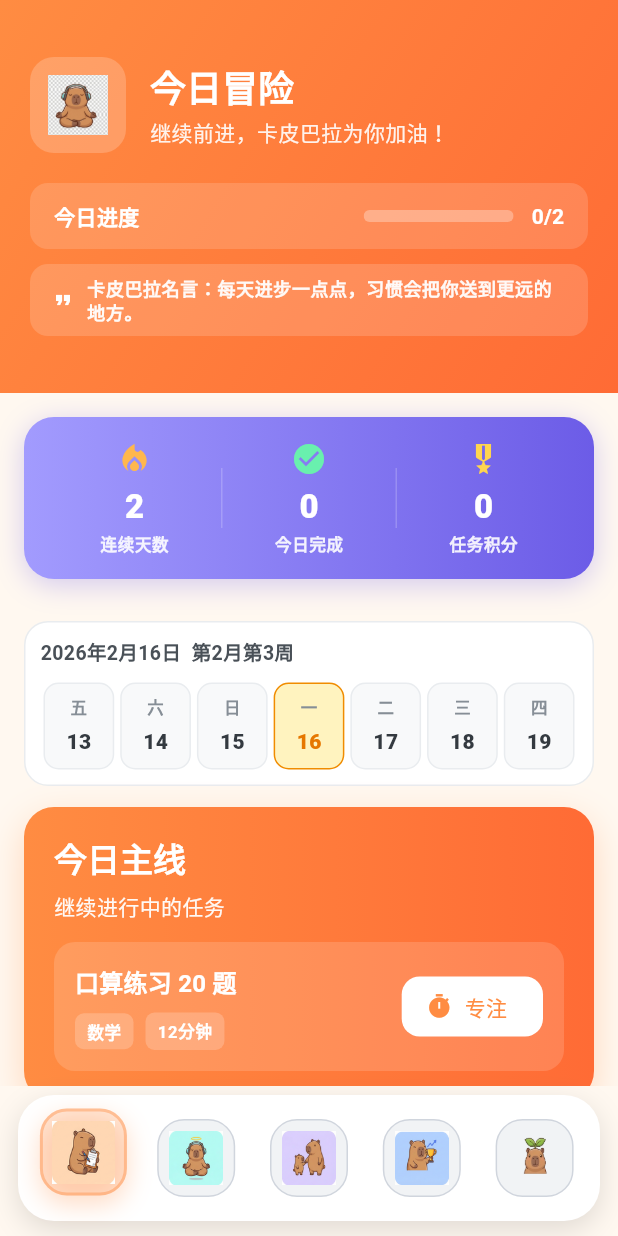
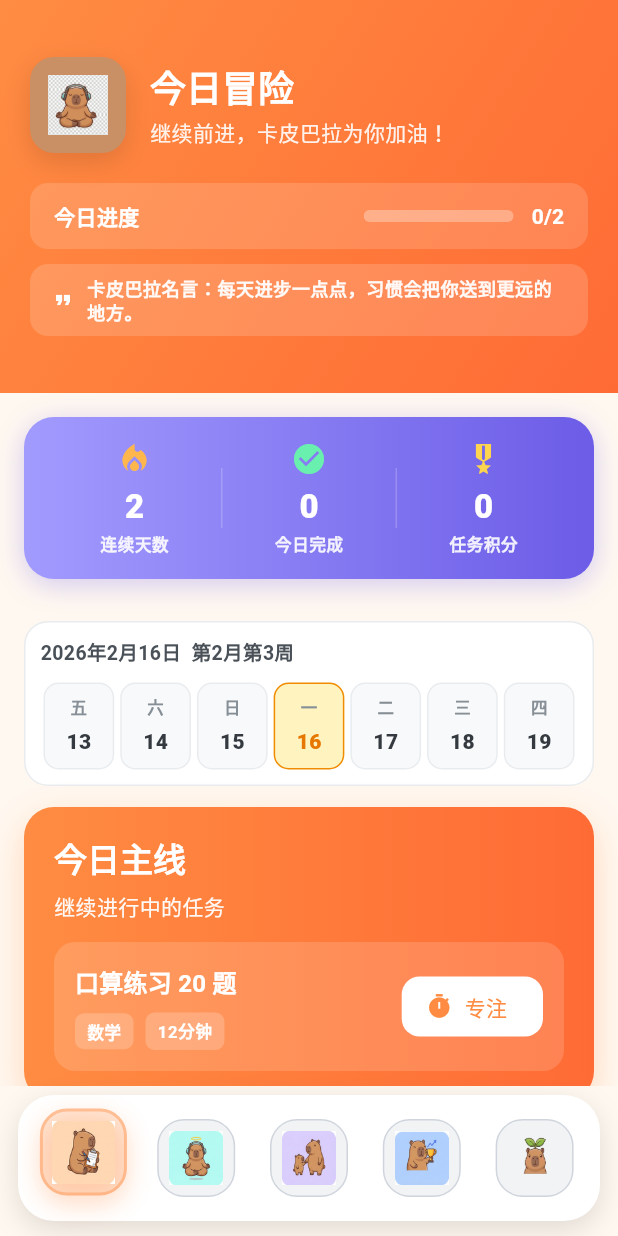
Before and after one commit to wulaoshi1988/day-day-up-, a Flutter app: the screen it shows after launch, on a phone screen of 412 x 824 dp. Run offline on Flutter 3.47's test engine with Material 3 defaults, Android fonts, the phone set to English and light mode, and no system bars; our stand-ins replace dio, flutter_riverpod; network calls fail.

Commit message:
planner: capy icon background

```diff
--- a/capy_flutter_scaffold/lib/features/planner/presentation/pages/planner_page.dart
+++ b/capy_flutter_scaffold/lib/features/planner/presentation/pages/planner_page.dart
@@ -196,8 +196,16 @@ class PlannerPage extends ConsumerWidget {
                                 Container(
                                   padding: const EdgeInsets.all(12),
                                   decoration: BoxDecoration(
-                                    color: Colors.white.withValues(alpha: 0.2),
+                                    // Match the capybara icon palette (used across app icons).
+                                    color: const Color(0xFFC98F65),
                                     borderRadius: BorderRadius.circular(16),
+                                    boxShadow: [
+                                      BoxShadow(
+                                        color: Colors.black.withValues(alpha: 0.12),
+                                        blurRadius: 14,
+                                        offset: const Offset(0, 6),
+                                      ),
+                                    ],
                                   ),
                                   child: Image.asset(
                                     'assets/icons/app/capy_hero_meditation.png',
```
